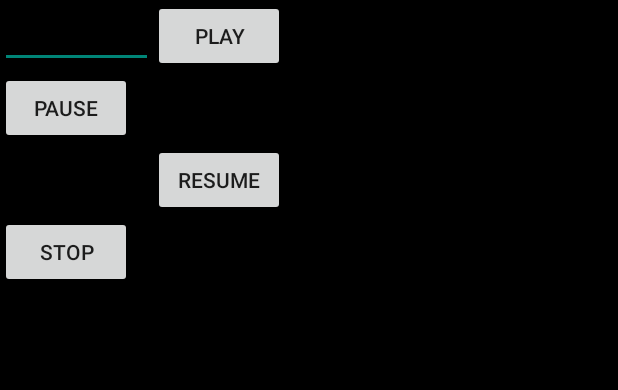
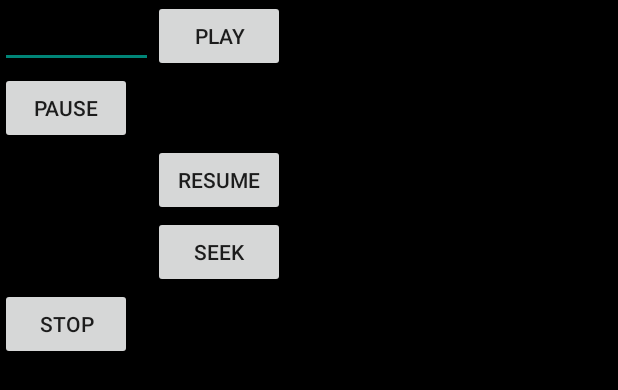
Before and after one commit to dive-tv/ea-test-android, an Android app: the layout activity_main.xml on its own in the app's theme, with its tools: preview values and no code run, on a phone screen of 412 x 824 dp. Shown: the top 390 px of the screen. Run offline under Robolectric (Android 15) with nearby library versions, the phone set to English and light mode, and no system bars.

Commit message:
added seek button

```diff
--- a/app/src/main/java/test/dive/tv/MainActivity.java
+++ b/app/src/main/java/test/dive/tv/MainActivity.java
@@ -32,8 +32,8 @@ public class MainActivity extends DiveActivity implements DiveActivity.OnDiveInt
     private String deviceId;
     private Fragment diveFragment;
     private FrameLayout flyDive;
-    private EditText edtMovieTime, edtResumeTime;
-    private Button btnPlay, btnPause, btnResume, btnStop;
+    private EditText edtMovieTime, edtResumeTime, edtSeekTime;
+    private Button btnPlay, btnPause, btnResume, btnSeek, btnStop;
     private FragmentManager mManager = null;
 
 
@@ -44,16 +44,18 @@ public class MainActivity extends DiveActivity implements DiveActivity.OnDiveInt
         flyDive = (FrameLayout) findViewById(R.id.dive_view);
         edtMovieTime = (EditText) findViewById(R.id.edt_timestamp);
         edtResumeTime = (EditText) findViewById(R.id.edt_resume_timestamp);
+        edtSeekTime = (EditText) findViewById(R.id.edt_seek_timestamp);
         btnPlay = (Button) findViewById(R.id.btn_play);
         btnPause = (Button) findViewById(R.id.btn_pause);
         btnResume = (Button) findViewById(R.id.btn_resume);
+        btnSeek = (Button) findViewById(R.id.btn_seek);
         btnStop = (Button) findViewById(R.id.btn_stop);
 
         btnPlay.setOnClickListener(new View.OnClickListener() {
             @Override
             public void onClick(View v) {
                 flyDive.setVisibility(View.VISIBLE);
-                addDive("m00001", Integer.valueOf(edtMovieTime.getText().toString()));
+                addDive("m00001", Integer.valueOf(edtMovieTime.getText().toString().isEmpty() ? "0" : edtMovieTime.getText().toString()));
             }
         });
         btnPause.setOnClickListener(new View.OnClickListener() {
@@ -65,7 +67,13 @@ public class MainActivity extends DiveActivity implements DiveActivity.OnDiveInt
         btnResume.setOnClickListener(new View.OnClickListener() {
             @Override
             public void onClick(View v) {
-                sendResume(Integer.valueOf(edtResumeTime.getText().toString().equals("")?"0":edtResumeTime.getText().toString()));
+                sendResume(Integer.valueOf(edtResumeTime.getText().toString().isEmpty() ? "0" : edtResumeTime.getText().toString()));
+            }
+        });
+        btnSeek.setOnClickListener(new View.OnClickListener() {
+            @Override
+            public void onClick(View v) {
+                sendSeek(Integer.valueOf(edtSeekTime.getText().toString().isEmpty() ? "0" : edtSeekTime.getText().toString()));
             }
         });
         btnStop.setOnClickListener(new View.OnClickListener() {
@@ -81,7 +89,7 @@ public class MainActivity extends DiveActivity implements DiveActivity.OnDiveInt
         dive = new DiveSdk();
         String apiKey = null;
         try {
-             apiKey = test.dive.tv.Utils.getProperty("api.key", getApplicationContext());
+            apiKey = test.dive.tv.Utils.getProperty("api.key", getApplicationContext());
         } catch (Exception e) {
             e.printStackTrace();
         }
@@ -105,6 +113,10 @@ public class MainActivity extends DiveActivity implements DiveActivity.OnDiveInt
         dive.vodResume(timestamp);
     }
 
+    public void sendSeek(int timestamp) {
+        dive.vodSeek(timestamp);
+    }
+
     public void sendStop() {
         dive.vodEnd();
     }
--- a/app/src/main/res/layout/activity_main.xml
+++ b/app/src/main/res/layout/activity_main.xml
@@ -21,6 +21,7 @@
                 android:id="@+id/edt_timestamp"
                 android:layout_width="wrap_content"
                 android:layout_height="wrap_content"
+                android:inputType="number"
                 android:hint="@string/movie_time" />
 
             <Button
@@ -45,6 +46,7 @@
                 android:id="@+id/edt_resume_timestamp"
                 android:layout_width="wrap_content"
                 android:layout_height="wrap_content"
+                android:inputType="number"
                 android:hint="@string/movie_time" />
 
             <Button
@@ -54,12 +56,34 @@
                 android:text="@string/dive_resume" />
         </LinearLayout>
 
+        <LinearLayout
+            android:layout_width="wrap_content"
+            android:layout_height="wrap_content"
+            android:orientation="horizontal">
+
+            <EditText
+                android:id="@+id/edt_seek_timestamp"
+                android:layout_width="wrap_content"
+                android:layout_height="wrap_content"
+                android:inputType="number"
+                android:hint="@string/movie_time" />
+
+            <Button
+                android:id="@+id/btn_seek"
+                android:layout_width="wrap_content"
+                android:layout_height="wrap_content"
+                android:text="@string/dive_seek" />
+        </LinearLayout>
+
         <Button
             android:id="@+id/btn_stop"
             android:layout_width="wrap_content"
             android:layout_height="wrap_content"
             android:text="@string/dive_stop" />
+
     </LinearLayout>
+
+
 
     <FrameLayout
         android:id="@+id/dive_view"
--- a/app/src/main/res/values/strings.xml
+++ b/app/src/main/res/values/strings.xml
@@ -25,4 +25,5 @@
     <string name="dive_pause">PAUSE</string>
     <string name="dive_resume">RESUME</string>
     <string name="dive_stop">STOP</string>
+    <string name="dive_seek">SEEK</string>
 </resources>
```
